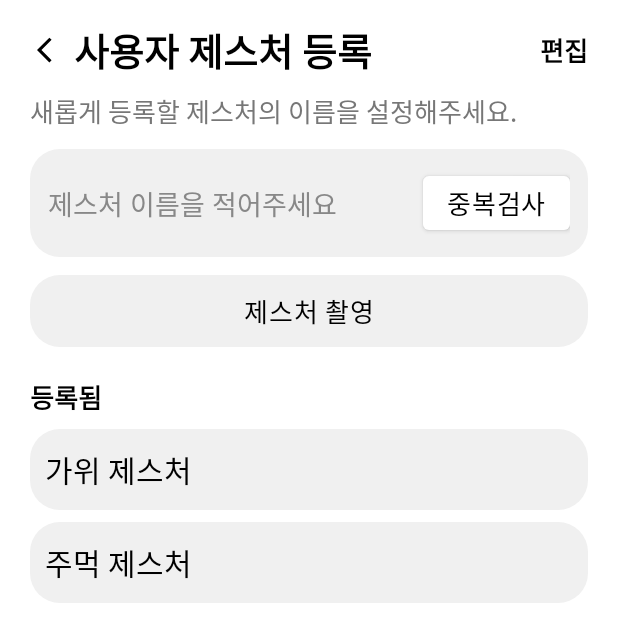
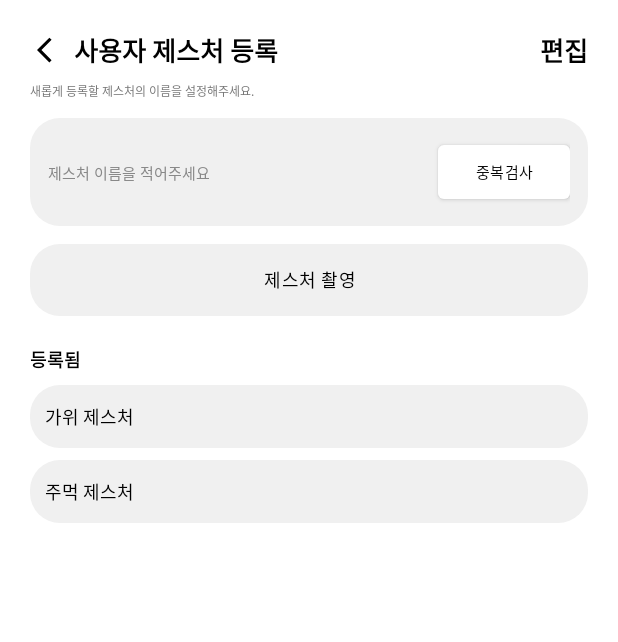
Before and after one commit to sangwoo4/gesture, an Android app built with Jetpack Compose: the UserGestureFragment screen opened through its navigation route, on a phone screen of 412 x 824 dp. Shown: the top 642 px of the screen. Run offline under Robolectric (Android 15) with nearby library versions, the phone set to English and light mode, and no system bars; network calls fail; Roboto replaces fonts that are not available here.

Commit message:
modify ui

```diff
--- a/android/app/src/main/res/drawable/spinner_background.xml
+++ b/android/app/src/main/res/drawable/spinner_background.xml
@@ -8,10 +8,9 @@
     <!-- 테두리 -->
     <stroke
         android:width="1dp"
-        android:color="#D1D5DB" /> <!-- 연한 회색 (tailwind의 gray-300 정도) -->
+        android:color="#D1D5DB" />
 
     <!-- 모서리 둥글게 -->
     <corners android:radius="8dp" />
 
-    <!-- 내부 패딩은 Spinner에 margin/padding으로 적용하세요 -->
 </shape>
--- a/android/app/src/main/res/layout/fragment_intro_scene.xml
+++ b/android/app/src/main/res/layout/fragment_intro_scene.xml
@@ -14,7 +14,7 @@
         android:layout_width="wrap_content"
         android:layout_height="wrap_content"
         android:text="Air Command"
-        android:textSize="40sp"
+        android:textSize="20sp"
         android:textStyle="bold"
         android:textColor="@android:color/white"/>
 
@@ -38,7 +38,7 @@
         android:layout_width="wrap_content"
         android:layout_height="wrap_content"
         android:text="화면을 터치해주세요"
-        android:textSize="20sp"
+        android:textSize="12sp"
         android:textColor="@android:color/white"/>
 
 </androidx.constraintlayout.motion.widget.MotionLayout>
--- a/android/app/src/main/res/layout/fragment_user_gesture.xml
+++ b/android/app/src/main/res/layout/fragment_user_gesture.xml
@@ -29,7 +29,7 @@
             android:layout_width="0dp"
             android:layout_height="wrap_content"
             android:text="사용자 제스처 등록"
-            android:textSize="25sp"
+            android:textSize="17sp"
             android:textStyle="bold"
             android:textColor="@android:color/black"
             app:layout_constraintStart_toEndOf="@id/backButton"
@@ -57,7 +57,7 @@
             android:layout_width="0dp"
             android:layout_height="wrap_content"
             android:text="새롭게 등록할 제스처의 이름을 설정해주세요."
-            android:textSize="17sp"
+            android:textSize="8sp"
             android:textColor="#777777"
             app:layout_constraintTop_toBottomOf="@id/titleText"
             app:layout_constraintStart_toStartOf="parent"
@@ -83,6 +83,7 @@
                 android:layout_height="wrap_content"
                 android:layout_weight="1"
                 android:hint="제스처 이름을 적어주세요"
+                android:textSize="10sp"
                 android:textColorHint="@color/hintcolor"
                 android:textColor="@color/black"
                 android:background="@android:color/transparent"
@@ -95,7 +96,7 @@
                 android:text="중복검사"
                 android:textColor="@color/black"
                 app:backgroundTint="@color/cardview_light_background"
-                android:textSize="17sp" />
+                android:textSize="10sp" />
         </LinearLayout>
 
         <!-- 중복검사 결과 -->
@@ -121,7 +122,7 @@
             android:background="@drawable/rounded_box"
             android:text="제스처 촬영"
             android:textColor="@color/black"
-            android:textSize="17sp"
+            android:textSize="12sp"
             app:backgroundTint="@null"
             app:layout_constraintEnd_toEndOf="parent"
             app:layout_constraintHorizontal_bias="0.0"
@@ -138,7 +139,7 @@
             android:text="등록됨"
             android:textStyle="bold"
             android:textColor="@android:color/black"
-            android:textSize="17sp"
+            android:textSize="12sp"
             app:layout_constraintTop_toBottomOf="@id/btnStartGestureShooting"
             app:layout_constraintStart_toStartOf="parent"
             android:layout_marginTop="20dp" />
@@ -163,7 +164,7 @@
                 android:text="가위 제스처"
                 android:textColor="@android:color/black"
                 android:layout_weight="1"
-                android:textSize="20sp" />
+                android:textSize="12sp" />
         </LinearLayout>
 
         <!-- 두 번째 제스처 -->
@@ -186,7 +187,7 @@
                 android:textColor="@android:color/black"
                 android:layout_marginLeft="10dp"
                 android:layout_weight="1"
-                android:textSize="20sp" />
+                android:textSize="12sp" />
         </LinearLayout>
 
     </androidx.constraintlayout.widget.ConstraintLayout>
--- a/android/app/src/main/res/layout/spinner_text.xml
+++ b/android/app/src/main/res/layout/spinner_text.xml
@@ -6,4 +6,4 @@
     android:textColor="@color/black"
     android:gravity="center_vertical"
     android:padding="12dp"
-    android:textSize="16sp" />
+    android:textSize="10sp" />
--- a/android/app/src/main/res/xml/scene_intro.xml
+++ b/android/app/src/main/res/xml/scene_intro.xml
@@ -35,7 +35,7 @@
             android:scaleY="0.5"
             android:alpha="0"/>
 
-        <Constraint..33
+        <Constraint
             android:id="@+id/tvTouch"
             android:layout_width="wrap_content"
             android:layout_height="wrap_content"
@@ -79,7 +79,7 @@
             app:layout_constraintBottom_toBottomOf="parent"
             app:layout_constraintStart_toStartOf="parent"
             app:layout_constraintEnd_toEndOf="parent"
-            android:translationY="-70dp"
+            android:translationY="-150dp"
             android:alpha="1"/>
     </ConstraintSet>
 </MotionScene>
```
Also changed, not shown: android/app/src/main/res/layout/fragment_gesture_shooting.xml (+5 -5 lines).
